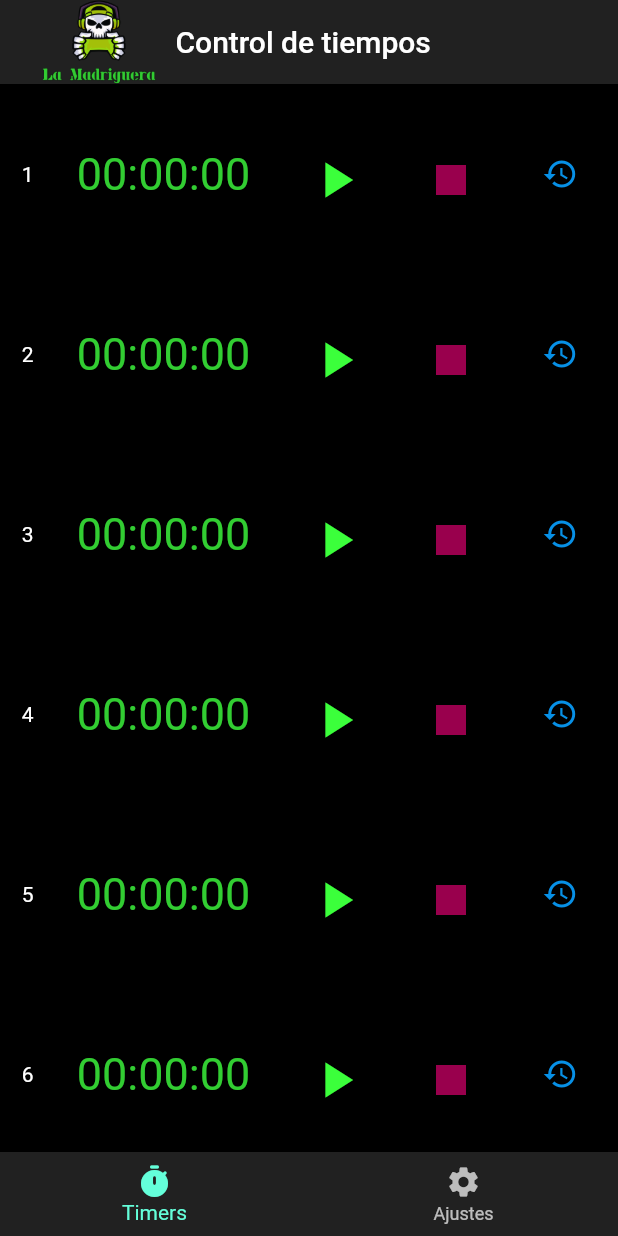
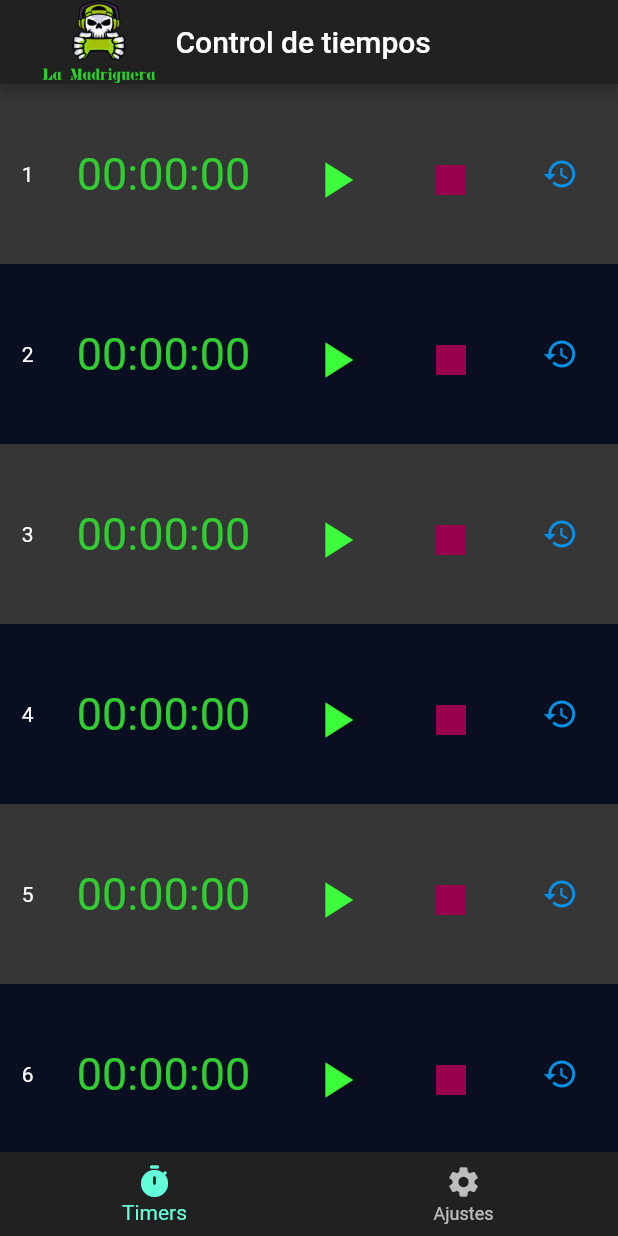
Before and after one commit to angelcruzalv/lamadrigueratimer, a Flutter app: the screen it shows after launch, on a phone screen of 412 x 824 dp. Run offline on Flutter 3.47's test engine with Material 2 defaults, Android fonts, the phone set to English and light mode, and no system bars.

Commit message:
UI: ListView color
Alternating background color of scrollable widget

```diff
--- a/lib/pages/timers_page.dart
+++ b/lib/pages/timers_page.dart
@@ -9,6 +9,7 @@ class TimersPage extends StatefulWidget {
 }
 
 class _TimersPageState extends State<TimersPage> {
+  final List<int> _myItems = List<int>.generate(12, (index) => index);
   @override
   Widget build(BuildContext context) {
     return Stack(
@@ -80,7 +81,7 @@ class _container extends StatelessWidget {
   Widget build(BuildContext context) {
     return Container(
       height: 120,
-      color: Color(0xFF000000),
+      color: (index % 2 == 0) ? Color(0xFF0A0E21) : Color(0xFF363636),
       child: TimerTiles(
         index: index,
       ),
```
